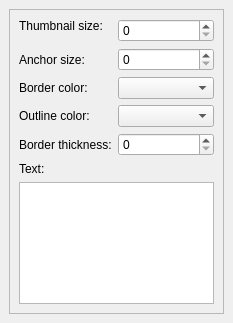
The window that BlendDock.ui (lebenasa/ImageRaster) describes before a commit, drawn with Qt 5.
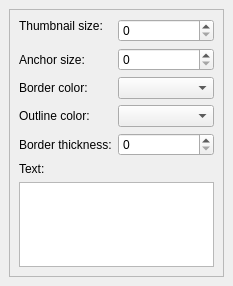
The same window after the commit. Custom widgets are drawn as their Qt base class.

What changed in the file:
```diff
--- a/BlendDock.ui
+++ b/BlendDock.ui
@@ -7,7 +7,7 @@
     <x>0</x>
     <y>0</y>
     <width>233</width>
-    <height>323</height>
+    <height>286</height>
    </rect>
   </property>
   <property name="windowTitle">
```
